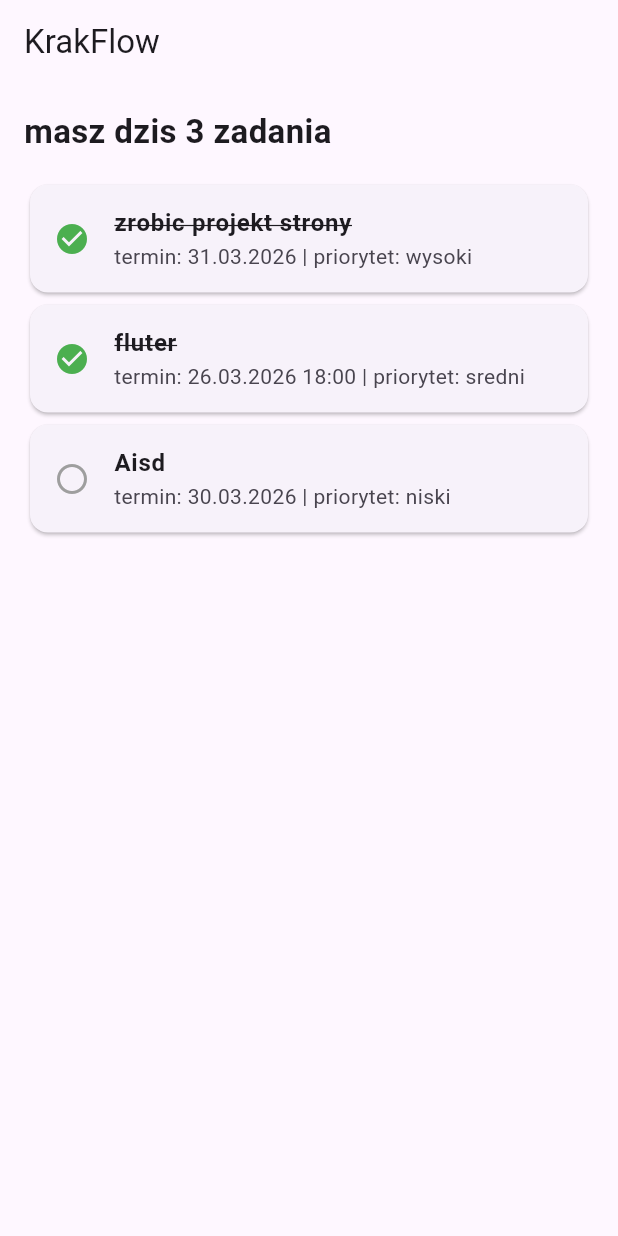
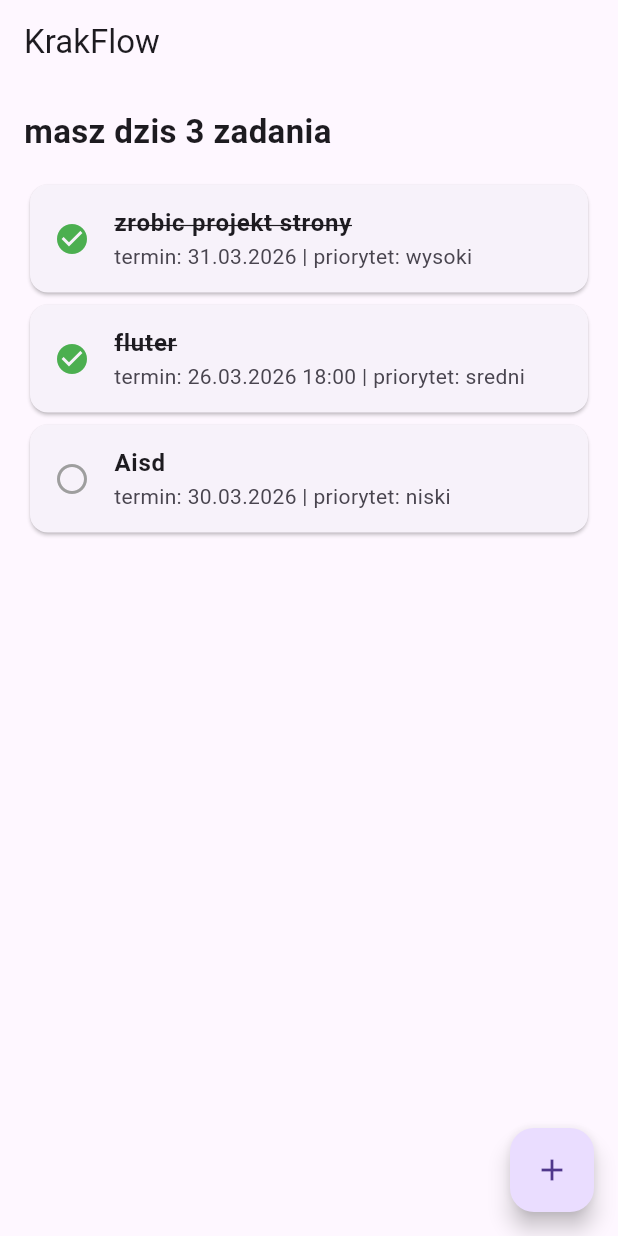
Before and after one commit to Leniwy1337/flutter-project, a Flutter app: the screen it shows after launch, on a phone screen of 412 x 824 dp. Run offline on Flutter 3.47's test engine with Material 3 defaults, Android fonts, the phone set to English and light mode, and no system bars.

Commit message:
lab 4 i5 skonczony z zad1 zad6

```diff
--- a/lib/main.dart
+++ b/lib/main.dart
@@ -50,6 +50,15 @@ class MyApp extends StatelessWidget {
             ],
           ),
         ),
+
+        floatingActionButton: FloatingActionButton(onPressed: (){
+
+        },
+        child: const Icon(Icons.add),
+        ),
+
+
+
       ),
     );
   }
```
